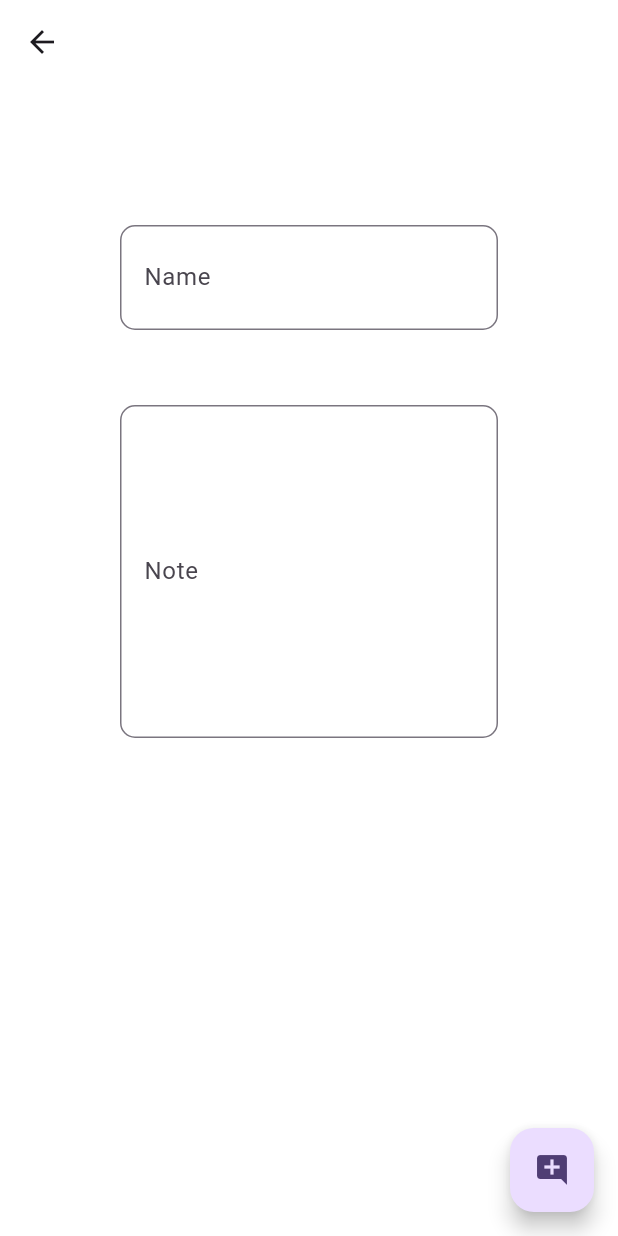
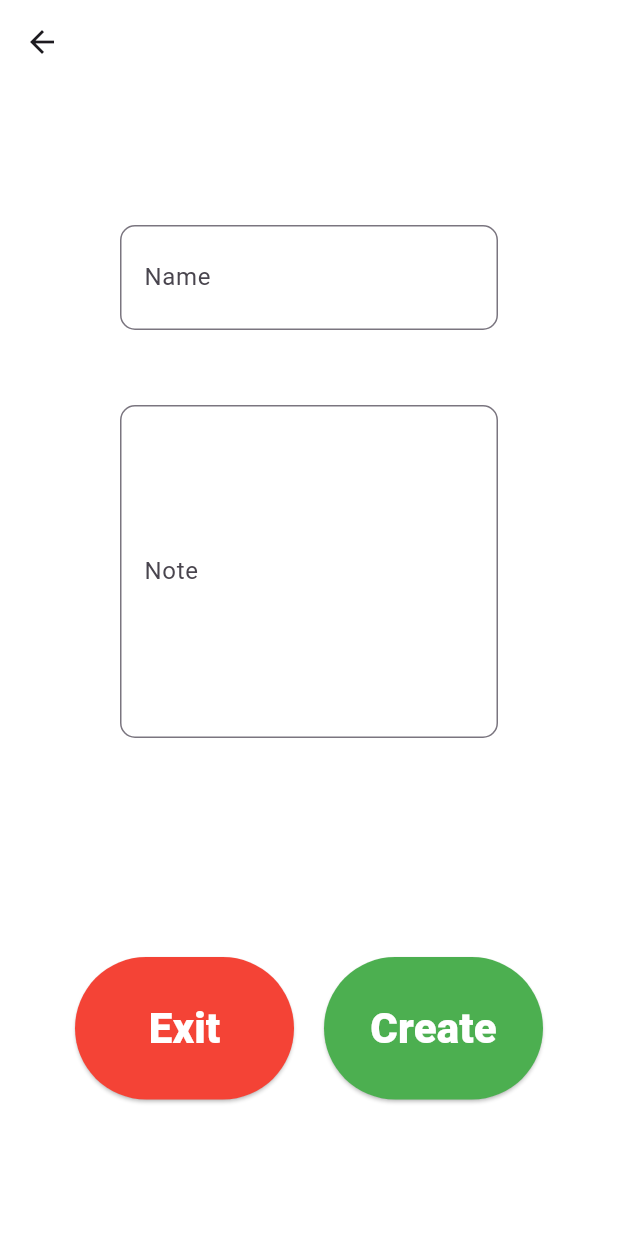
Before and after one commit to ItsAbhinavM/Flutter-NotesApp, a Flutter app: the editPage screen opened directly, on a phone screen of 412 x 824 dp. Run offline on Flutter 3.47's test engine with Material 3 defaults, Android fonts, the phone set to English and light mode, and no system bars; our stand-ins replace hive, hive_flutter; missing offline and left inert: dart:ffi; accounts and stored records are empty.

```diff
--- a/lib/pages/editPage.dart
+++ b/lib/pages/editPage.dart
@@ -1,3 +1,5 @@
+import 'dart:ffi';
+
 import 'package:flutter/material.dart';
 //import 'package:flutter_svg/svg.dart';
 import 'package:hive_flutter/adapters.dart';
@@ -11,6 +13,8 @@ class editPage extends StatefulWidget {
 }
 
 class _editPageState extends State<editPage> {
+  int _selectedIndex = 0;
+
   final TextEditingController _nameController = TextEditingController();
   final TextEditingController _noteController = TextEditingController();
   List<Map<String, dynamic>> _items = [];
@@ -20,6 +24,12 @@ class _editPageState extends State<editPage> {
         nameController: _nameController.text,
         noteController: _noteController.text)
   ];
+
+  void _navigationBottomBar(int index) {
+    setState(() {
+      _selectedIndex = index;
+    });
+  }
 
   final _noteBox = Hive.box("Note_box");
   void initState() {
@@ -50,13 +60,13 @@ class _editPageState extends State<editPage> {
     return Scaffold(
       backgroundColor: Colors.transparent,
       appBar: appBar(),
-        floatingActionButton: FloatingActionButton(
+      /*floatingActionButton: FloatingActionButton(
           onPressed: () {
             _createNote(
                 {"name": _nameController.text, "note": _noteController.text});
             Navigator.pop(context);
           },
-            child: Icon(Icons.add_comment)),
+          child: Icon(Icons.add_comment))*/
       body: Container(
         height: MediaQuery.of(context).size.height,
         color: Colors.transparent,
@@ -87,8 +97,7 @@ class _editPageState extends State<editPage> {
                   crossAxisAlignment: CrossAxisAlignment.end,
                   children: [
                     TextFormField(
-                        style:
-                            TextStyle(color: Colors.deepPurple, fontSize: 25),
+                      style: TextStyle(color: Colors.deepPurple, fontSize: 25),
                       controller: _nameController,
                       decoration: InputDecoration(
                           hintText: "Enter name",
@@ -106,8 +115,7 @@ class _editPageState extends State<editPage> {
                       height: 50,
                     ),
                     TextFormField(
-                        style:
-                            TextStyle(color: Colors.deepPurple, fontSize: 25),
+                      style: TextStyle(color: Colors.deepPurple, fontSize: 25),
                       controller: _noteController,
                       keyboardType: TextInputType.multiline,
                       maxLines: 5,
@@ -126,14 +134,86 @@ class _editPageState extends State<editPage> {
                     SizedBox(
                       height: 50,
                     ),
-                      // place an image here
+                  ],
+                ),
+              ),
+              SizedBox(
+                height: 96,
+              ),
+              Padding(
+                padding: EdgeInsets.only(left: 20, right: 20),
+                child: Row(
+                  children: [
+                    Expanded(
+                        child: Align(
+                      alignment: Alignment.bottomLeft,
+                      child: SizedBox(
+                        height: 95,
+                        width: 200,
+                        child: ElevatedButton(
+                          style: ElevatedButton.styleFrom(
+                              backgroundColor: Colors.red),
+                          child: Text(
+                            "   Exit   ",
+                            style: TextStyle(
+                                fontWeight: FontWeight.w800,
+                                fontSize: 28,
+                                color: Colors.white),
+                          ),
+                          onPressed: () {
+                            Navigator.pop(context);
+                          },
+                        ),
+                      ),
+                    )),
+                    SizedBox(
+                      width: 20,
+                    ),
+                    Expanded(
+                        child: Align(
+                      alignment: Alignment.bottomRight,
+                      child: SizedBox(
+                        height: 95,
+                        width: 150,
+                        child: ElevatedButton(
+                          style: ElevatedButton.styleFrom(
+                              backgroundColor: Colors.green),
+                          child: Text(
+                            "Create",
+                            style: TextStyle(
+                                fontWeight: FontWeight.w800,
+                                fontSize: 28,
+                                color: Colors.white),
+                          ),
+                          onPressed: () {
+                            _createNote({
+                              "name": _nameController.text,
+                              "note": _noteController.text
+                            });
+                            Navigator.pop(context);
+                          },
+                        ),
+                      ),
+                    ))
                   ],
                 ),
               )
             ],
           ),
         ),
-        ));
+      ),
+      /*bottomNavigationBar: BottomNavigationBar(
+          backgroundColor: Colors.white,
+          currentIndex: _selectedIndex,
+          onTap: _navigationBottomBar,
+          items: [
+            BottomNavigationBarItem(
+                icon: Icon(Icons.home),
+                label: "Home",
+                backgroundColor: Colors.white),
+            BottomNavigationBarItem(icon: Icon(Icons.save_as), label: "Save")
+          ]),*/
+    );
   }
 
   AppBar appBar() {
```
Lines whose indentation alone changed are shown as unchanged.
